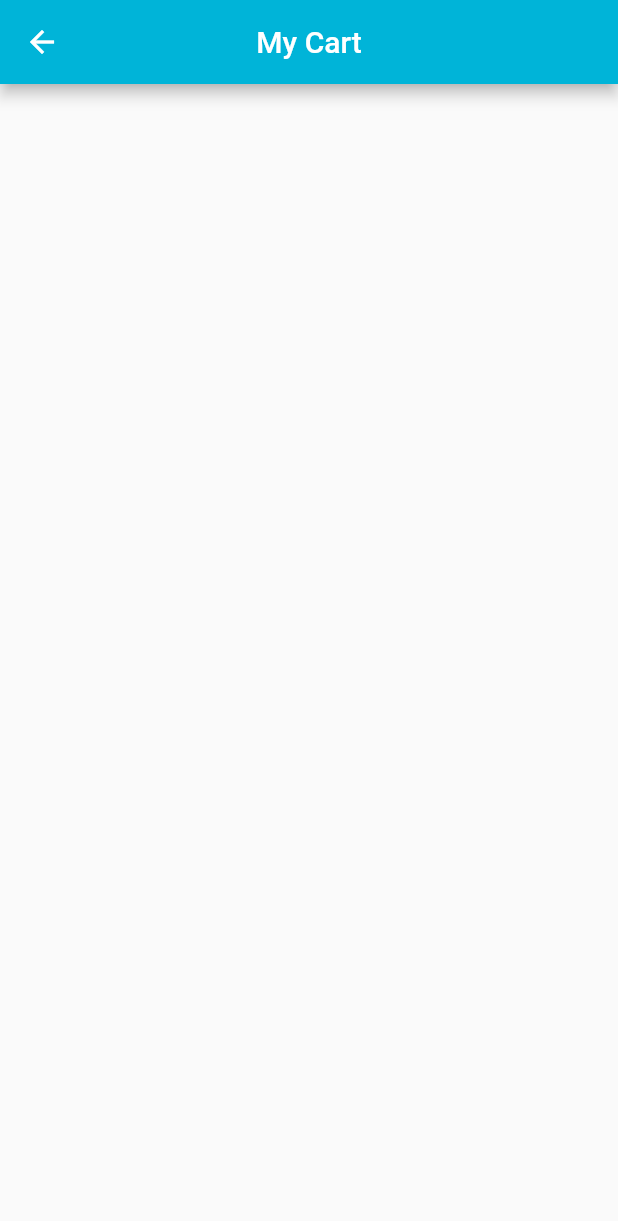
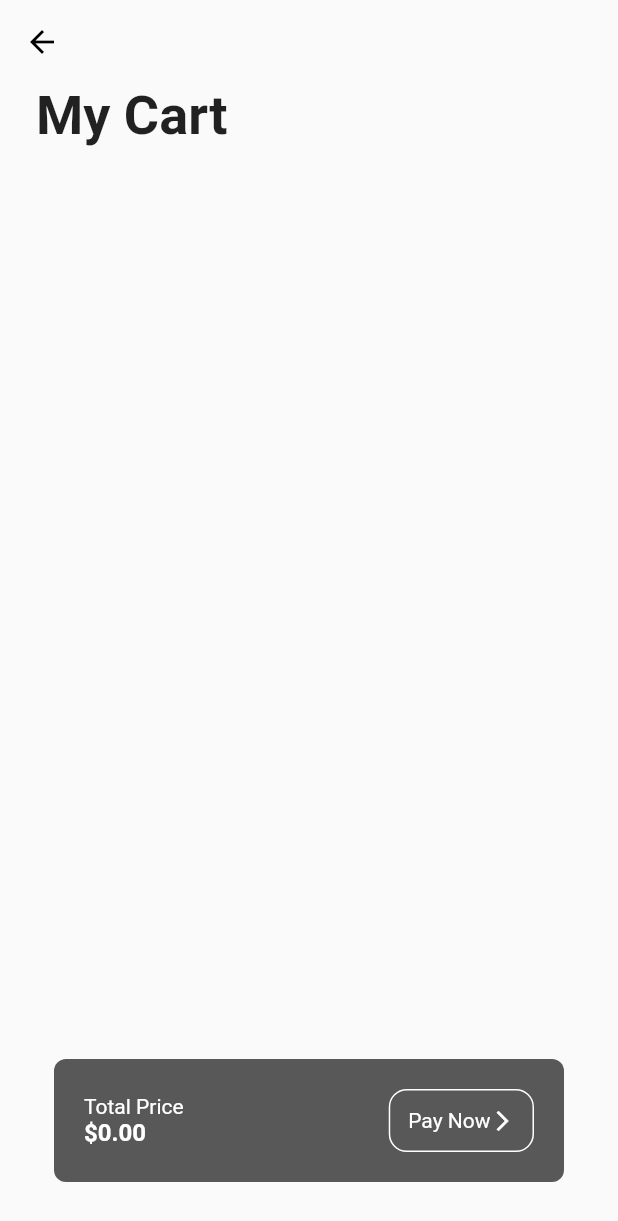
Before and after one commit to hassaan02/ShoesApp_UI, a Flutter app: the SecondPage screen opened directly, after a tap on the "shopping bag" icon, on a phone screen of 412 x 824 dp. Shown: the top 1221 px of the screen. Run offline on Flutter 3.47's test engine with Material 2 defaults, Android fonts, the phone set to English and light mode, and no system bars.

Commit message:
some changes

```diff
--- a/lib/cart_page.dart
+++ b/lib/cart_page.dart
@@ -15,14 +15,25 @@ class _CartPageState extends State<CartPage> {
     return SafeArea(
       child: Scaffold(
           appBar: AppBar(
-            title: Text("My Cart"),
-            centerTitle: true,
-            backgroundColor: Color(0xff00b4d8),
+            backgroundColor: Colors.transparent,
+            elevation: 0,
+            iconTheme: IconThemeData(color: Colors.black),
           ),
           body: Consumer<CartModel>(
             builder: (context, value, child) {
               return Column(
+                crossAxisAlignment: CrossAxisAlignment.start,
                 children: [
+                  const Padding(
+                    padding: EdgeInsets.symmetric(horizontal: 24.0),
+                    child: Text(
+                      "My Cart",
+                      style: TextStyle(
+                          fontStyle: FontStyle.normal,
+                          fontWeight: FontWeight.bold,
+                          fontSize: 36),
+                    ),
+                  ),
                   Expanded(
                     child: ListView.builder(
                         itemCount: value.cartItems.length,
@@ -32,7 +43,7 @@ class _CartPageState extends State<CartPage> {
                             padding: const EdgeInsets.all(12.0),
                             child: Container(
                               decoration: BoxDecoration(
-                                color: Color(0xffade8f4),
+                                color: const Color.fromARGB(255, 225, 225, 225),
                                 borderRadius: BorderRadius.circular(10),
                               ),
                               child: Container(
@@ -55,6 +66,61 @@ class _CartPageState extends State<CartPage> {
                             ),
                           );
                         }),
+                  ),
+                  Padding(
+                    padding: const EdgeInsets.all(36.0),
+                    child: Container(
+                      decoration: BoxDecoration(
+                        borderRadius: BorderRadius.circular(8),
+                        color: Color.fromARGB(255, 88, 88, 88),
+                      ),
+                      padding: EdgeInsets.all(20),
+                      child: Row(
+                        mainAxisAlignment: MainAxisAlignment.spaceBetween,
+                        children: [
+                          Column(
+                            crossAxisAlignment: CrossAxisAlignment.start,
+                            children: [
+                              const Text(
+                                "Total Price",
+                                style: TextStyle(
+                                  color: Colors.white,
+                                ),
+                              ),
+                              Text(
+                                '\$' + value.calculateTotal(),
+                                style: const TextStyle(
+                                  color: Colors.white,
+                                  fontSize: 16,
+                                  fontWeight: FontWeight.bold,
+                                ),
+                              )
+                            ],
+                          ),
+                          Container(
+                            decoration: BoxDecoration(
+                                border: Border.all(color: Colors.white),
+                                borderRadius: BorderRadius.circular(12)),
+                            padding: EdgeInsets.all(12),
+                            child: const Row(
+                              children: [
+                                Text(
+                                  "Pay Now",
+                                  style: TextStyle(
+                                    color: Colors.white,
+                                  ),
+                                ),
+                                Icon(
+                                  Icons.arrow_forward_ios,
+                                  size: 16,
+                                  color: Colors.white,
+                                )
+                              ],
+                            ),
+                          )
+                        ],
+                      ),
+                    ),
                   )
                 ],
               );
--- a/lib/intro_page.dart
+++ b/lib/intro_page.dart
@@ -1,5 +1,4 @@
 import 'package:flutter/material.dart';
-import 'package:google_fonts/google_fonts.dart';
 import 'package:nike_app/second_page.dart';
 
 class HomePage extends StatefulWidget {
@@ -21,7 +20,7 @@ class _HomePageState extends State<HomePage> {
             const Text(
               "YOUR JOURNEY BEGINS!",
               textAlign: TextAlign.center,
-              style: TextStyle(fontSize: 40),
+              style: TextStyle(fontSize: 42, fontWeight: FontWeight.bold),
             ),
             const SizedBox(
               height: 30,
@@ -30,19 +29,23 @@ class _HomePageState extends State<HomePage> {
               "Let's find your perfect pair! Tap 'Next' to explore our amazing collection.",
               textAlign: TextAlign.center,
               style: TextStyle(
-                fontStyle: FontStyle.italic,
-                fontSize: 20,
-              ),
+                  fontStyle: FontStyle.italic,
+                  fontSize: 23,
+                  color: Colors.black),
             ),
             const Spacer(),
             ElevatedButton(
                 style: ElevatedButton.styleFrom(
-                    backgroundColor: Color(0xff0077b6)),
+                    elevation: 0,
+                    minimumSize: const Size(150, 50),
+                    shape: RoundedRectangleBorder(
+                        borderRadius: BorderRadius.circular(12)),
+                    backgroundColor: const Color(0xff0077b6)),
                 onPressed: () {
                   Navigator.push(
                       context,
                       MaterialPageRoute(
-                        builder: (context) => SecondPage(),
+                        builder: (context) => const SecondPage(),
                       ));
                 },
                 child: const Text(
--- a/lib/model/cart_model.dart
+++ b/lib/model/cart_model.dart
@@ -5,7 +5,7 @@ class CartModel extends ChangeNotifier {
   final List _shopItems = [
     ["Nike Air Force", "19.00", "lib/images/nike1.png", Colors.red],
     ["Nike Air Max", "25.00", "lib/images/nike2.png", Color(0xffef476f)],
-    ["Nike Air Zoom", "30.50", "lib/images/nike3.png",Color(0xff8d99ae)],
+    ["Nike Air Zoom", "30.50", "lib/images/nike3.png", Color(0xff8d99ae)],
     ["Nike Cortez ", "10.50", "lib/images/nike4.png", Color(0xffd90429)],
     ["Nike Terra Tiger", "20.00", "lib/images/nike5.png", Color(0xff00b4d8)],
     [" Nike Space Hippie", "40.00", "lib/images/nike6.png", Colors.grey],
@@ -13,33 +13,34 @@ class CartModel extends ChangeNotifier {
     ["Nike Waffle One", "18.00", "lib/images/nike8.png", Color(0xffd58936)],
   ];
   // List of cart items
-  List _cartItems =[];
+  List _cartItems = [];
 
   get shopItems => _shopItems;
 
   get cartItems => _cartItems;
 
   // add items to cart
- void addItemsToCart(int index){
+  void addItemsToCart(int index) {
     _cartItems.add(_shopItems[index]);
     notifyListeners();
   }
 
   // remove items from cart
   void removeItemsFromCart(int index) {
-  _cartItems.removeAt(_shopItems[index]);
+    if (index >= 0 && index < _cartItems.length) {
+      _cartItems.removeAt(index);
       notifyListeners();
+    } else {
+      // Handle an invalid index here, such as showing an error message.
+    }
   }
 
-
-
   // calculate total amount
- String calculateTotal(){
+  String calculateTotal() {
     double totalPrice = 0;
     for (var i = 0; i < _cartItems.length; i++) {
       totalPrice += double.parse(_cartItems[i][1]);
     }
     return totalPrice.toStringAsFixed(2);
   }
-
 }
--- a/lib/second_page.dart
+++ b/lib/second_page.dart
@@ -1,5 +1,4 @@
 import 'package:flutter/material.dart';
-import 'package:google_fonts/google_fonts.dart';
 import 'package:nike_app/cart_page.dart';
 import 'package:nike_app/components/shoes_item_tile.dart';
 import 'package:nike_app/model/cart_model.dart';
@@ -17,11 +16,13 @@ class _SecondPageState extends State<SecondPage> {
   Widget build(BuildContext context) {
     return SafeArea(
       child: Scaffold(
-        floatingActionButton: FloatingActionButton(onPressed: () => Navigator.push(context, MaterialPageRoute(builder: (context){
-          return CartPage();
-        })),
-        child: Icon(Icons.shopping_bag),
-        backgroundColor: Colors.black,
+        floatingActionButton: FloatingActionButton(
+          onPressed: () =>
+              Navigator.push(context, MaterialPageRoute(builder: (context) {
+            return CartPage();
+          })),
+          child: Icon(Icons.shopping_bag),
+          backgroundColor: Colors.black,
         ),
         backgroundColor: Colors.white,
         body: Column(
@@ -55,19 +56,19 @@ class _SecondPageState extends State<SecondPage> {
             Expanded(
                 child: Consumer<CartModel>(
               builder: (context, value, child) => GridView.builder(
-                  gridDelegate:  SliverGridDelegateWithFixedCrossAxisCount(
-                    childAspectRatio: 1/1.3,
-                      crossAxisCount: 2),
-                      itemCount: value.shopItems.length,
-                      padding: EdgeInsets.all(10),
+                  gridDelegate: const SliverGridDelegateWithFixedCrossAxisCount(
+                      childAspectRatio: 1 / 1.3, crossAxisCount: 2),
+                  itemCount: value.shopItems.length,
+                  padding: const EdgeInsets.all(10),
                   itemBuilder: (context, index) {
                     return ShoesItemTile(
                       shoesName: value.shopItems[index][0],
                       shoesPrice: value.shopItems[index][1],
                       imagePath: value.shopItems[index][2],
                       colour: value.shopItems[index][3],
-                      onPressed: (){
-                        // Provider.of<CartModel>(context, listen: )
+                      onPressed: () {
+                        Provider.of<CartModel>(context, listen: false)
+                            .addItemsToCart(index);
                       },
                     );
                   }),
--- a/pubspec.yaml
+++ b/pubspec.yaml
@@ -35,7 +35,6 @@ dependencies:
   # The following adds the Cupertino Icons font to your application.
   # Use with the CupertinoIcons class for iOS style icons.
   cupertino_icons: ^1.0.2
-  google_fonts: 6.1.0
   provider:
 
 dev_dependencies:
```
Also changed, not shown: lib/components/shoes_item_tile.dart (+4 -3 lines), lib/main.dart (+6 -6 lines), pubspec.lock, 1 other file. Lines whose indentation alone changed are shown as unchanged.
